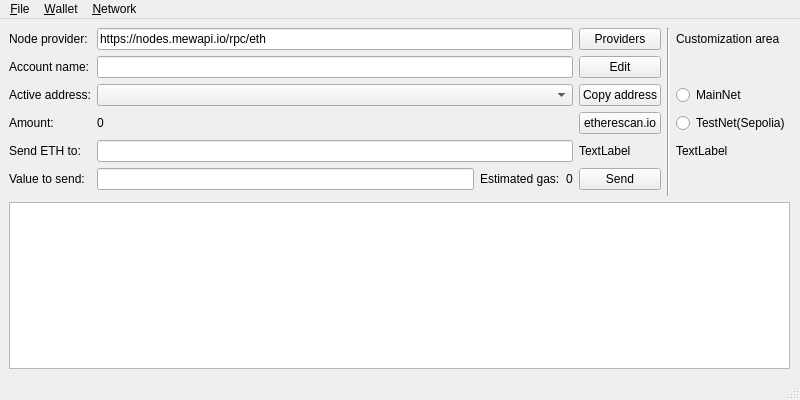
Qt form resources/UI/MainWindow.ui (tokimay/full_access_wallet) before a commit.
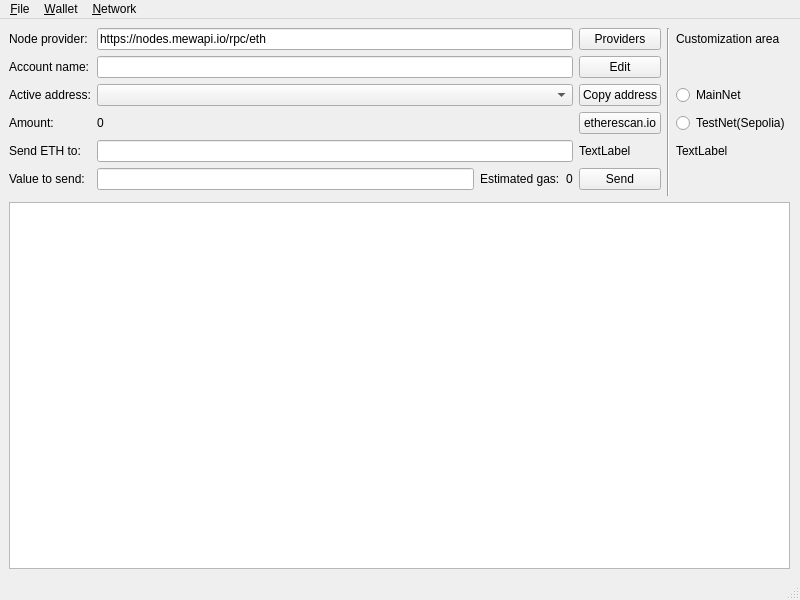
The same form after that commit.

Commit message: set public

What changed in the file:
```diff
--- a/resources/UI/MainWindow.ui
+++ b/resources/UI/MainWindow.ui
@@ -7,7 +7,7 @@
     <x>0</x>
     <y>0</y>
     <width>800</width>
-    <height>400</height>
+    <height>600</height>
    </rect>
   </property>
   <property name="windowTitle">
@@ -20,7 +20,7 @@
       <x>9</x>
       <y>9</y>
       <width>781</width>
-      <height>341</height>
+      <height>541</height>
      </rect>
     </property>
     <layout class="QGridLayout" name="gridlayout" columnstretch="0,0,0,0,0,0,0">
```
The commit also changes 2 other files.
